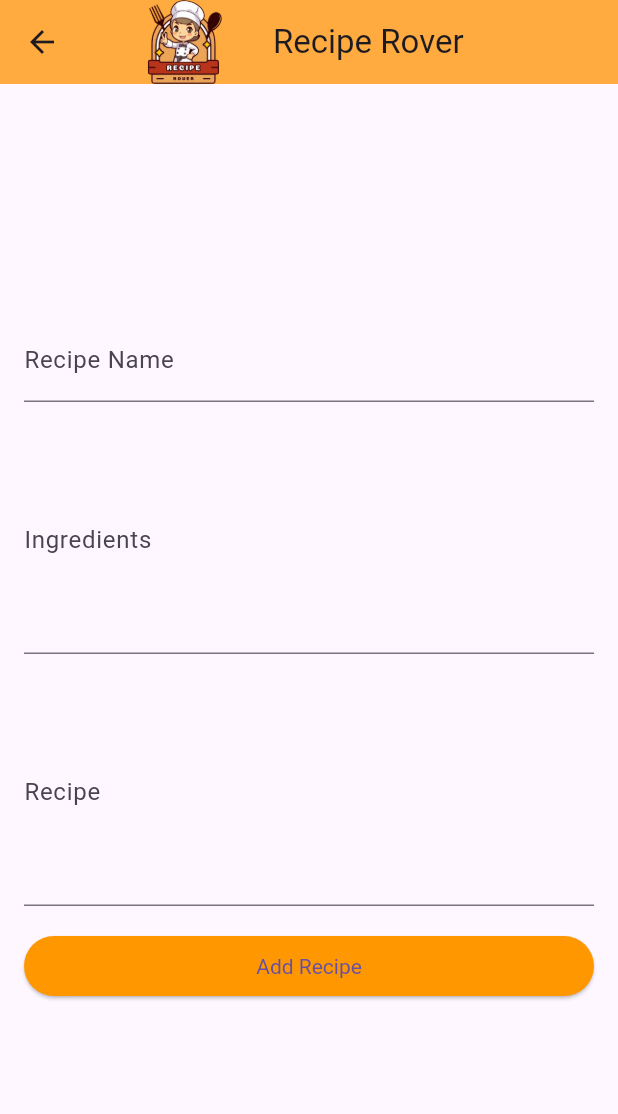
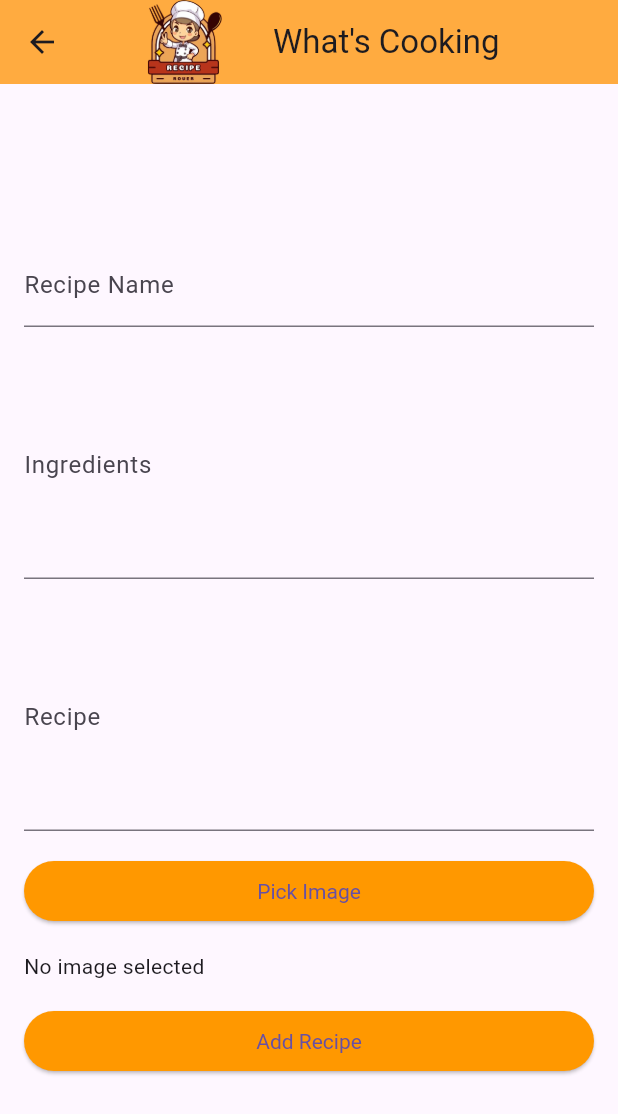
Before and after one commit to nuaimman02/whats_cooking, a Flutter app: the HomePage screen opened by its route, after a tap on "Add Your Recipe", on a phone screen of 412 x 824 dp. Shown: the top 1114 px of the screen. Run offline on Flutter 3.47's test engine with Material 3 defaults, Android fonts, the phone set to English and light mode, and no system bars; our stand-ins replace cloud_firestore, firebase_auth, firebase_core, firebase_storage, image_picker; accounts and stored records are empty.

Commit message:
appbar title commit

```diff
--- a/lib/HomePage.dart
+++ b/lib/HomePage.dart
@@ -15,7 +15,7 @@ class HomePage extends StatelessWidget {
               width: 100,
             ),
             const SizedBox(width: 10),
-            const Text("Recipe Rover"),
+            const Text("What's Cooking"),
           ],
         ),
       ),
@@ -25,7 +25,7 @@ class HomePage extends StatelessWidget {
           crossAxisAlignment: CrossAxisAlignment.stretch,
           children: [
             Text(
-              'Welcome to our RecipeRover App',
+              'Welcome to our What\'s Cooking App',
               style: TextStyle(
                 fontSize: 24.0,
                 fontWeight: FontWeight.bold,
--- a/lib/RecipeCard.dart
+++ b/lib/RecipeCard.dart
@@ -17,7 +17,7 @@ class RecipeScreen extends StatelessWidget {
               width: 100,
             ),
             const SizedBox(width: 10),
-            const Text("Recipe Rover"),
+            const Text("What's Cooking"),
           ],
         ),
       ),
@@ -88,6 +88,7 @@ class RecipeCard extends StatelessWidget {
         child: Column(
           crossAxisAlignment: CrossAxisAlignment.start,
           children: [
+            /*
             // Display the image using the Image.asset widget
             Image.asset(
               'recipe.png', // Adjust the image path as needed
@@ -96,6 +97,20 @@ class RecipeCard extends StatelessWidget {
               fit: BoxFit.cover, // Adjust the BoxFit property as needed
             ),
             SizedBox(height: 8.0), // Add some spacing below the image
+            */
+            recipe['imageUrl'] != null ? Image.network(
+              recipe['imageUrl'],
+              height: 150,
+              width: double.infinity,
+              fit: BoxFit.cover,
+            )
+                : Image.asset(
+              'assets/recipe.png',
+              height: 150,
+              width: double.infinity,
+              fit: BoxFit.cover,
+            ),
+            SizedBox(height: 8.0),
 
             Padding(
               padding: const EdgeInsets.symmetric(horizontal: 8.0),
@@ -166,7 +181,7 @@ class RecipeDetails extends StatelessWidget {
               width: 100,
             ),
             const SizedBox(width: 10),
-            const Text("Recipe Rover"),
+            const Text("What's Cooking"),
           ],
         ),
       ),
@@ -189,8 +204,22 @@ class RecipeDetails extends StatelessWidget {
                   ClipRRect(
                     borderRadius: BorderRadius.circular(
                         12.0), // Adjust the radius as needed
-                    child: Image.asset(
+                    child: /* Image.asset(
                       'recipe2.jpg', // Adjust the image path as needed
+                      height: 250,
+                      width: 300,
+                      fit: BoxFit.cover,
+                    ),
+                  ),
+                  */ recipe['imageUrl'] != null
+                        ? Image.network(
+                      recipe['imageUrl'],
+                      height: 250,
+                      width: 300,
+                      fit: BoxFit.cover,
+                    )
+                        : Image.asset(
+                      'assets/recipe2.jpg',
                       height: 250,
                       width: 300,
                       fit: BoxFit.cover,
--- a/lib/homeScreen.dart
+++ b/lib/homeScreen.dart
@@ -1,5 +1,9 @@
+import 'dart:io';
+
 import 'package:cloud_firestore/cloud_firestore.dart';
+import 'package:firebase_storage/firebase_storage.dart';
 import 'package:flutter/material.dart';
+import 'package:image_picker/image_picker.dart';
 import 'package:whats_cooking/RecipeCard.dart';
 
 class HomeScreen extends StatelessWidget {
@@ -17,7 +21,7 @@ class HomeScreen extends StatelessWidget {
               width: 100,
             ),
             const SizedBox(width: 10),
-            const Text("Recipe Rover"),
+            const Text("What's Cooking"),
           ],
         ),
       ),
@@ -37,6 +41,26 @@ class _RecipeCardState extends State<RecipeCard> {
   TextEditingController recipeNameController = TextEditingController();
   TextEditingController ingredientsController = TextEditingController();
   TextEditingController stepsController = TextEditingController();
+  File? _image;
+  final ImagePicker _picker = ImagePicker();
+
+  Future<void> _pickImage() async {
+    final pickedFile = await _picker.pickImage(source: ImageSource.gallery);
+    setState(() {
+      if (pickedFile != null) {
+        _image = File(pickedFile.path);
+      }
+    });
+  }
+
+  Future<String> _uploadImage(File image) async {
+    String fileName = DateTime.now().millisecondsSinceEpoch.toString();
+    Reference storageReference = FirebaseStorage.instance.ref().child('recipes/$fileName');
+    UploadTask uploadTask = storageReference.putFile(image);
+    TaskSnapshot snapshot = await uploadTask;
+    return await snapshot.ref.getDownloadURL();
+  }
+
 
   Future<void> addRecipe(String name, String ingredients, String steps) async {
     // Check if the form is valid
@@ -48,12 +72,19 @@ class _RecipeCardState extends State<RecipeCard> {
       // Generate a unique ID for the recipe
       String recipeId = DateTime.now().millisecondsSinceEpoch.toString();
 
+      String? imageUrl;
+
+      if (_image != null) {
+        imageUrl = await _uploadImage(_image!);
+      }
+
       // Add the recipe details to Firestore
       await recipes.add({
         'id': recipeId, // Include a unique ID for the recipe
         'name': name,
         'ingredients': ingredients,
         'steps': steps,
+        'imageUrl': imageUrl,
       }).then((_) {
         // Navigate to RecipeScreen after adding the recipe
         Navigator.push(
@@ -69,6 +100,7 @@ class _RecipeCardState extends State<RecipeCard> {
           recipeNameController.clear();
           ingredientsController.clear();
           stepsController.clear();
+          _image = null;
         });
       });
 
@@ -129,6 +161,15 @@ class _RecipeCardState extends State<RecipeCard> {
                 ),
                 SizedBox(height: 16.0),
                 ElevatedButton(
+                  onPressed: _pickImage,
+                  child: Text("Pick Image"),
+                ),
+                SizedBox(height: 16.0),
+                _image != null
+                    ? Image.file(_image!)
+                    : Text('No image selected'),
+                SizedBox(height: 16.0),
+                ElevatedButton(
                   onPressed: () {
                     addRecipe(
                       recipeNameController.text,
--- a/lib/main.dart
+++ b/lib/main.dart
@@ -48,7 +48,7 @@ class MyApp extends StatelessWidget {
           ),
         ),
       ),
-      home: const MyHomePage(title: 'Recipe Rover'),
+      home: const MyHomePage(title: 'What\'s Cooking'),
     );
   }
 }
--- a/pubspec.yaml
+++ b/pubspec.yaml
@@ -67,6 +67,8 @@ flutter:
   # To add assets to your application, add an assets section, like this:
   assets:
      - assets/
+     - assets/recipe2.jpg
+     - assets/recipe.png
 
   # An image asset can refer to one or more resolution-specific "variants", see
   # https://flutter.dev/assets-and-images/#resolution-aware
```
